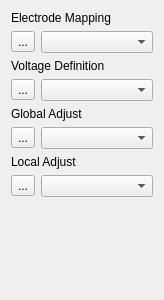
MonroeQuantumNetworks/IonControl, file ui/VoltageFiles.ui: the form before one commit.
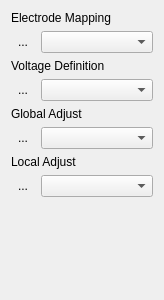
The form after the commit. Icons and pictures are not drawn.

What changed in the file:
```diff
--- a/ui/VoltageFiles.ui
+++ b/ui/VoltageFiles.ui
@@ -23,6 +23,9 @@
       <iconset resource="Experiment.qrc">
        <normaloff>:/openicon/icons/document-open-2.png</normaloff>:/openicon/icons/document-open-2.png</iconset>
      </property>
+     <property name="autoRaise">
+      <bool>true</bool>
+     </property>
     </widget>
    </item>
    <item row="3" column="1">
@@ -44,6 +47,9 @@
       <iconset resource="Experiment.qrc">
        <normaloff>:/openicon/icons/document-open-2.png</normaloff>:/openicon/icons/document-open-2.png</iconset>
      </property>
+     <property name="autoRaise">
+      <bool>true</bool>
+     </property>
     </widget>
    </item>
    <item row="2" column="0" colspan="2">
@@ -68,6 +74,9 @@
       <iconset resource="Experiment.qrc">
        <normaloff>:/openicon/icons/document-open-2.png</normaloff>:/openicon/icons/document-open-2.png</iconset>
      </property>
+     <property name="autoRaise">
+      <bool>true</bool>
+     </property>
     </widget>
    </item>
    <item row="0" column="0" colspan="2">
@@ -96,6 +105,9 @@
       <iconset resource="Experiment.qrc">
        <normaloff>:/openicon/icons/document-open-2.png</normaloff>:/openicon/icons/document-open-2.png</iconset>
      </property>
+     <property name="autoRaise">
+      <bool>true</bool>
+     </property>
     </widget>
    </item>
    <item row="8" column="1">
```
